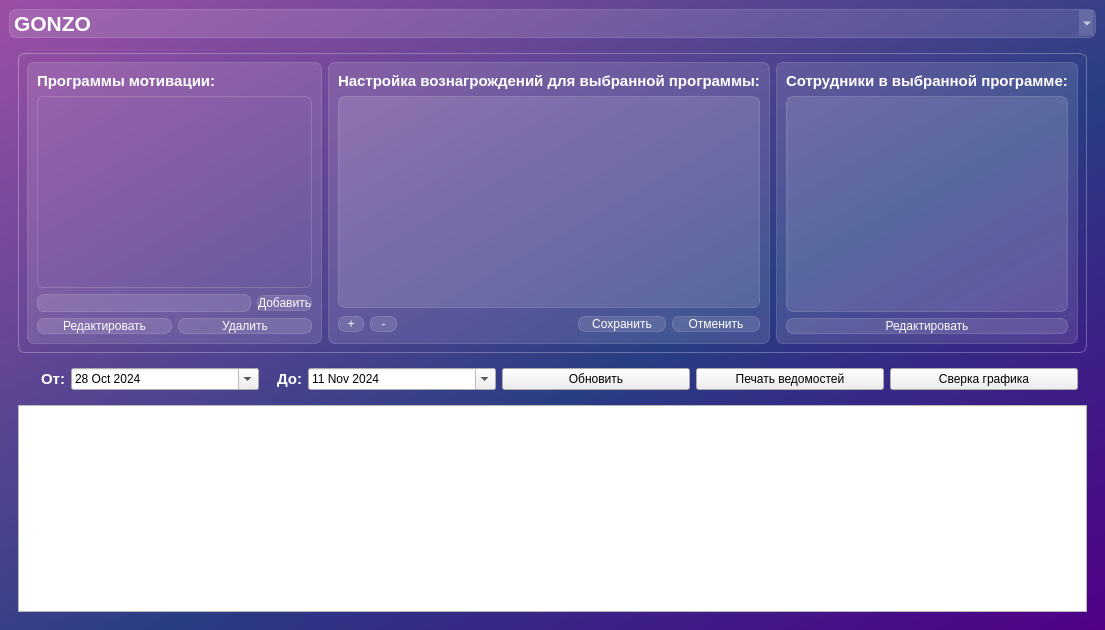
Old version of the form app/ui/main_window.ui in the repository KhvatikG/salary-reader.
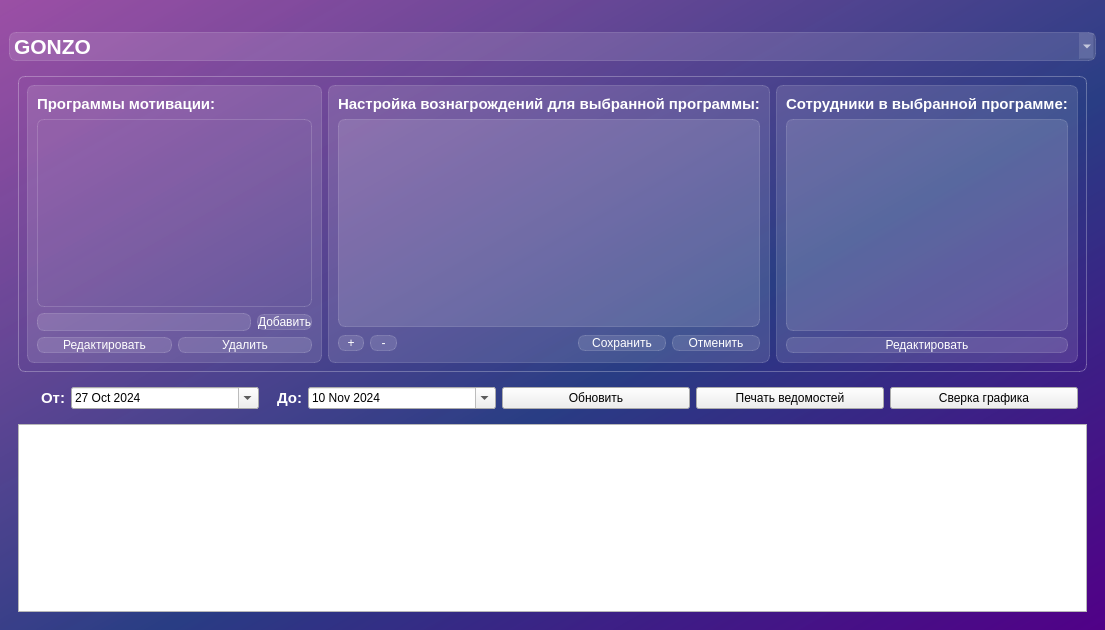
New version of the form.

Patch:
```diff
--- a/app/ui/main_window.ui
+++ b/app/ui/main_window.ui
@@ -23,6 +23,9 @@
     <string notr="true"/>
    </property>
    <layout class="QVBoxLayout" name="verticalLayout_2">
+    <property name="topMargin">
+     <number>32</number>
+    </property>
     <item>
      <widget class="QComboBox" name="department">
       <property name="styleSheet">
@@ -484,7 +487,7 @@
               <second>0</second>
               <year>2024</year>
               <month>10</month>
-              <day>28</day>
+              <day>27</day>
              </datetime>
             </property>
             <property name="time">
@@ -535,7 +538,7 @@
               <second>0</second>
               <year>2024</year>
               <month>11</month>
-              <day>11</day>
+              <day>10</day>
              </datetime>
             </property>
             <property name="time">
```
